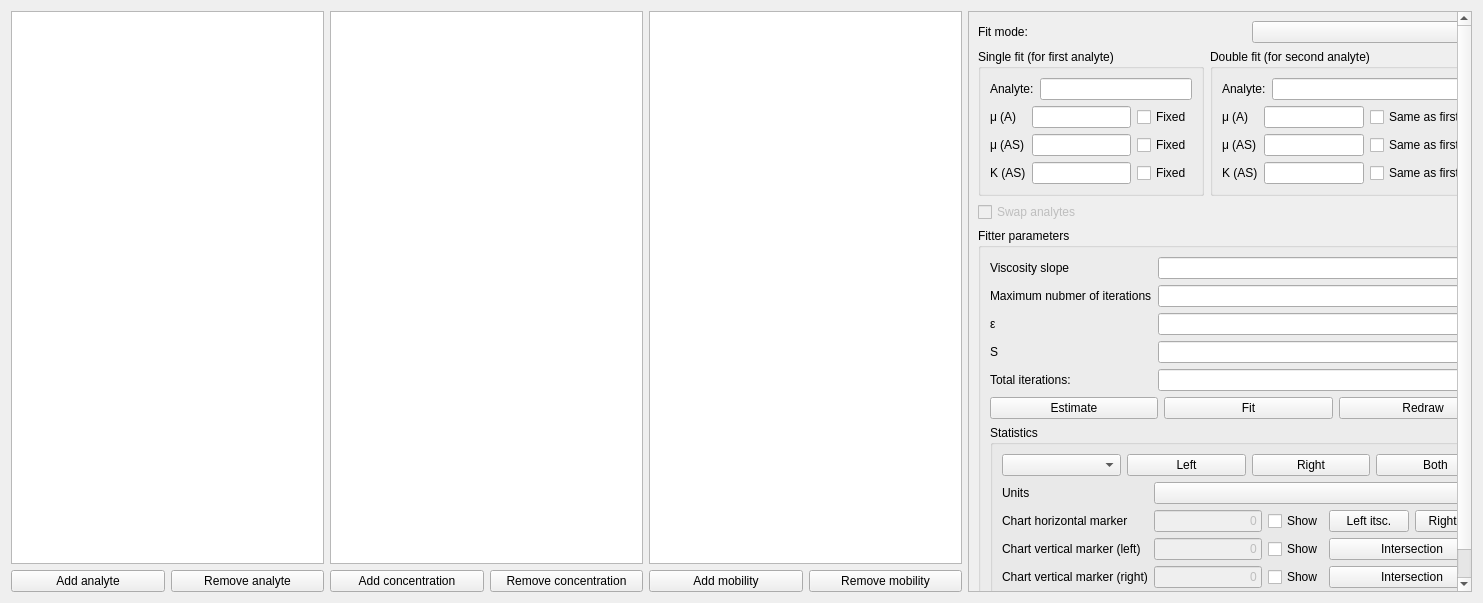
The window that src/gui/hyperbolefitwidget.ui (echmet/CEval) describes before a commit, drawn with Qt 5.
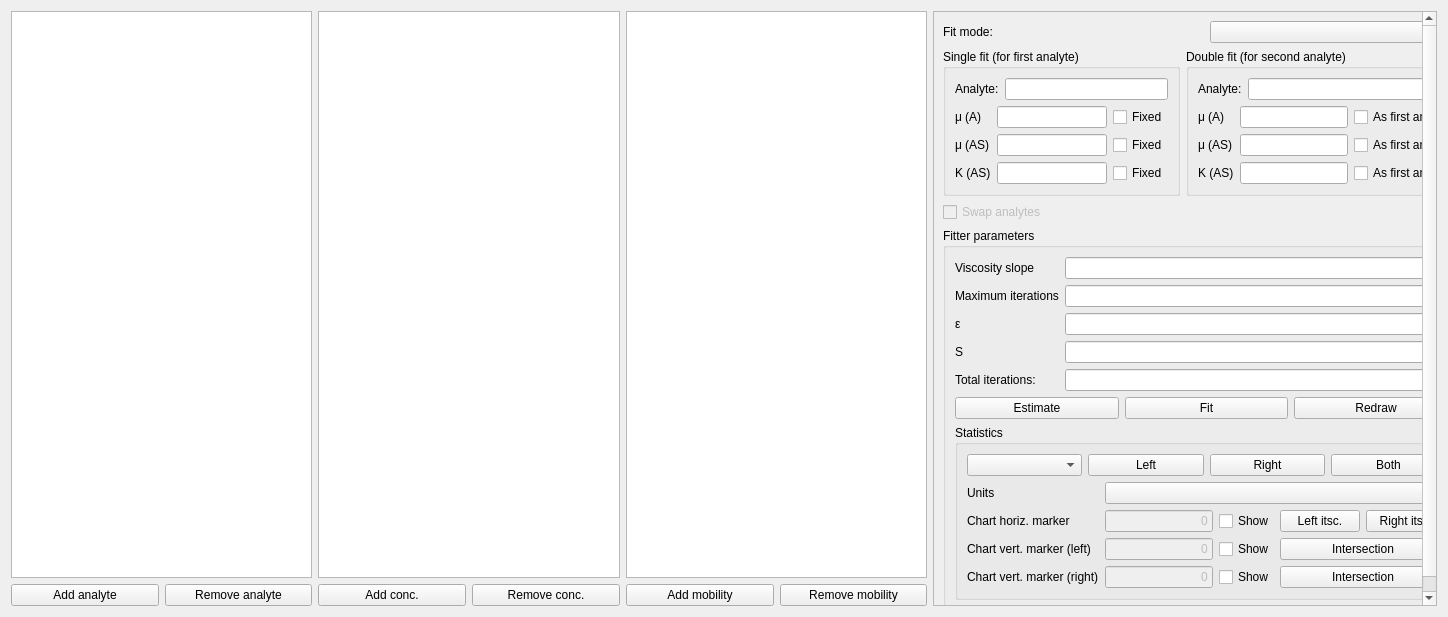
The same window after the commit. Custom widgets are drawn as their Qt base class.

Commit message: Shorten the description of some GUI elements in hyperbole fit to make the whole form narrower

Patch:
```diff
--- a/src/gui/hyperbolefitwidget.ui
+++ b/src/gui/hyperbolefitwidget.ui
@@ -6,8 +6,8 @@
    <rect>
     <x>0</x>
     <y>0</y>
-    <width>1483</width>
-    <height>603</height>
+    <width>1448</width>
+    <height>617</height>
    </rect>
   </property>
   <property name="windowTitle">
@@ -78,14 +78,14 @@
        <item>
         <widget class="QPushButton" name="qpb_addConcentration">
          <property name="text">
-          <string>Add concentration</string>
+          <string>Add conc.</string>
          </property>
         </widget>
        </item>
        <item>
         <widget class="QPushButton" name="qpb_removeConcentration">
          <property name="text">
-          <string>Remove concentration</string>
+          <string>Remove conc.</string>
          </property>
         </widget>
        </item>
@@ -155,7 +155,7 @@
       <property name="geometry">
        <rect>
         <x>0</x>
-        <y>-209</y>
+        <y>0</y>
         <width>620</width>
         <height>798</height>
        </rect>
@@ -380,21 +380,21 @@
                   <item row="0" column="2">
                    <widget class="QMappedCheckBox" name="qcb_fixedFreeMobilityB">
                     <property name="text">
-                     <string>Same as first analyte</string>
+                     <string>As first analyte</string>
                     </property>
                    </widget>
                   </item>
                   <item row="1" column="2">
                    <widget class="QMappedCheckBox" name="qcb_fixedCsMobilityB">
                     <property name="text">
-                     <string>Same as first analyte</string>
+                     <string>As first analyte</string>
                     </property>
                    </widget>
                   </item>
                   <item row="2" column="2">
                    <widget class="QMappedCheckBox" name="qcb_fixedKCSB">
                     <property name="text">
-                     <string>Same as first analyte</string>
+                     <string>As first analyte</string>
                     </property>
                    </widget>
                   </item>
@@ -435,7 +435,7 @@
               <item row="1" column="0">
                <widget class="QLabel" name="ql_maxIters">
                 <property name="text">
-                 <string>Maximum nubmer of iterations</string>
+                 <string>Maximum iterations</string>
                 </property>
                </widget>
               </item>
@@ -530,7 +530,14 @@
                <item>
                 <layout class="QGridLayout" name="gridLayout_4">
                  <item row="0" column="0">
-                  <widget class="QComboBox" name="qcbox_statData"/>
+                  <widget class="QComboBox" name="qcbox_statData">
+                   <property name="sizePolicy">
+                    <sizepolicy hsizetype="Preferred" vsizetype="Fixed">
+                     <horstretch>0</horstretch>
+                     <verstretch>0</verstretch>
+                    </sizepolicy>
+                   </property>
+                  </widget>
                  </item>
                  <item row="0" column="1">
                   <widget class="QPushButton" name="qpb_leftConfIntr">
@@ -610,14 +617,14 @@
                  <item row="1" column="0">
                   <widget class="QLabel" name="ql_chartHorizontalMarker">
                    <property name="text">
-                    <string>Chart horizontal marker</string>
+                    <string>Chart horiz. marker</string>
                    </property>
                   </widget>
                  </item>
                  <item row="2" column="0">
                   <widget class="QLabel" name="ql_chartVerticalAMarker">
                    <property name="text">
-                    <string>Chart vertical marker (left)</string>
+                    <string>Chart vert. marker (left)</string>
                    </property>
                   </widget>
                  </item>
@@ -663,7 +670,7 @@
                  <item row="3" column="0">
                   <widget class="QLabel" name="ql_chartVerticalBMarker">
                    <property name="text">
-                    <string>Chart vertical marker (right)</string>
+                    <string>Chart vert. marker (right)</string>
                    </property>
                   </widget>
                  </item>
```
